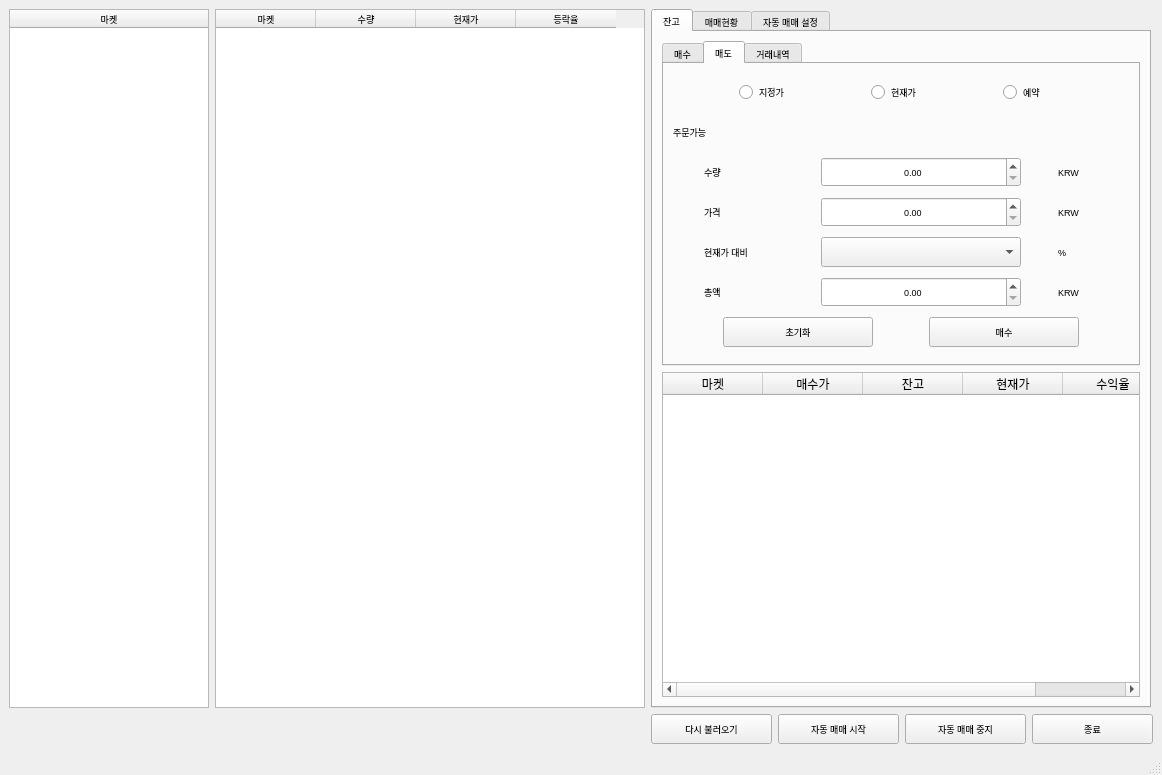
First picture: the form in main1.ui, repository changhee-won/AiCoinsTrade, before the edit.
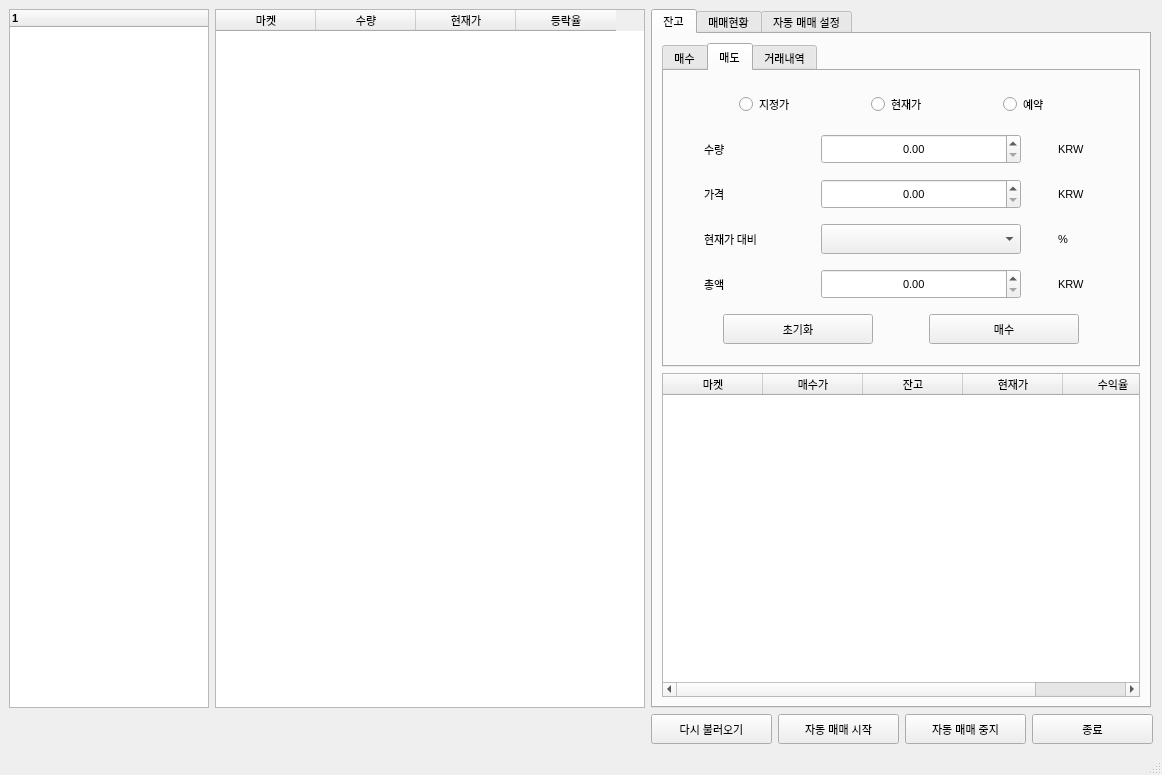
Second picture: the form after the edit. The open tabs and pages were chosen to show the change.

What changed in the file:
```diff
--- a/main1.ui
+++ b/main1.ui
@@ -25,7 +25,7 @@
   <property name="font">
    <font>
     <family>Arial</family>
-    <pointsize>7</pointsize>
+    <pointsize>8</pointsize>
    </font>
   </property>
   <property name="windowTitle">
@@ -49,14 +49,14 @@
           <height>16777215</height>
          </size>
         </property>
-        <column>
-         <property name="text">
-          <string>마켓</string>
-         </property>
-         <property name="textAlignment">
-          <set>AlignCenter</set>
-         </property>
-        </column>
+        <property name="font">
+         <font>
+          <family>Arial</family>
+          <pointsize>8</pointsize>
+          <weight>75</weight>
+          <bold>true</bold>
+         </font>
+        </property>
        </widget>
       </item>
       <item>
@@ -73,6 +73,12 @@
           <height>16777215</height>
          </size>
         </property>
+        <property name="font">
+         <font>
+          <family>Arial</family>
+          <pointsize>8</pointsize>
+         </font>
+        </property>
         <attribute name="verticalHeaderVisible">
          <bool>false</bool>
         </attribute>
@@ -80,6 +86,12 @@
          <property name="text">
           <string>마켓</string>
          </property>
+         <property name="font">
+          <font>
+           <family>Arial Black</family>
+           <pointsize>8</pointsize>
+          </font>
+         </property>
          <property name="textAlignment">
           <set>AlignCenter</set>
          </property>
@@ -88,6 +100,12 @@
          <property name="text">
           <string>수량</string>
          </property>
+         <property name="font">
+          <font>
+           <family>Arial Black</family>
+           <pointsize>8</pointsize>
+          </font>
+         </property>
          <property name="textAlignment">
           <set>AlignCenter</set>
          </property>
@@ -96,6 +114,12 @@
          <property name="text">
           <string>현재가</string>
          </property>
+         <property name="font">
+          <font>
+           <family>Arial Black</family>
+           <pointsize>8</pointsize>
+          </font>
+         </property>
          <property name="textAlignment">
           <set>AlignCenter</set>
          </property>
@@ -104,6 +128,12 @@
          <property name="text">
           <string>등락율</string>
          </property>
+         <property name="font">
+          <font>
+           <family>Arial Black</family>
+           <pointsize>8</pointsize>
+          </font>
+         </property>
          <property name="textAlignment">
           <set>AlignCenter</set>
          </property>
@@ -126,6 +156,12 @@
         <height>16777215</height>
        </size>
       </property>
+      <property name="font">
+       <font>
+        <family>Arial</family>
+        <pointsize>8</pointsize>
+       </font>
+      </property>
       <property name="currentIndex">
        <number>0</number>
       </property>
@@ -150,6 +186,12 @@
               <height>16777215</height>
              </size>
             </property>
+            <property name="font">
+             <font>
+              <family>Arial Black</family>
+              <pointsize>8</pointsize>
+             </font>
+            </property>
             <property name="currentIndex">
              <number>2</number>
             </property>
@@ -616,28 +658,6 @@
                 </item>
                </layout>
               </item>
-              <item>
-               <widget class="QLabel" name="label_29">
-                <property name="minimumSize">
-                 <size>
-                  <width>80</width>
-                  <height>30</height>
-                 </size>
-                </property>
-                <property name="maximumSize">
-                 <size>
-                  <width>80</width>
-                  <height>30</height>
-                 </size>
-                </property>
-                <property name="text">
-                 <string>주문가능</string>
-                </property>
-                <property name="alignment">
-                 <set>Qt::AlignLeading|Qt::AlignLeft|Qt::AlignVCenter</set>
-                </property>
-               </widget>
-              </item>
               <item>
                <layout class="QHBoxLayout" name="horizontalLayout_18">
                 <item>
@@ -676,6 +696,12 @@
                     <height>30</height>
                    </size>
                   </property>
+                  <property name="font">
+                   <font>
+                    <family>Arial</family>
+                    <pointsize>8</pointsize>
+                   </font>
+                  </property>
                   <property name="alignment">
                    <set>Qt::AlignCenter</set>
                   </property>
@@ -695,6 +721,12 @@
                     <height>30</height>
                    </size>
                   </property>
+                  <property name="font">
+                   <font>
+                    <family>Arial</family>
+                    <pointsize>8</pointsize>
+                   </font>
+                  </property>
                   <property name="text">
                    <string>KRW</string>
                   </property>
@@ -743,6 +775,12 @@
                     <height>30</height>
                    </size>
                   </property>
+                  <property name="font">
+                   <font>
+                    <family>Arial</family>
+                    <pointsize>8</pointsize>
+                   </font>
+                  </property>
                   <property name="alignment">
                    <set>Qt::AlignCenter</set>
                   </property>
@@ -762,6 +800,12 @@
                     <height>30</height>
                    </size>
                   </property>
+                  <property name="font">
+                   <font>
+                    <family>Arial</family>
+                    <pointsize>8</pointsize>
+                   </font>
+                  </property>
                   <property name="text">
                    <string>KRW</string>
                   </property>
@@ -807,6 +851,12 @@
                     <height>30</height>
                    </size>
                   </property>
+                  <property name="font">
+                   <font>
+                    <family>Arial</family>
+                    <pointsize>8</pointsize>
+                   </font>
+                  </property>
                  </widget>
                 </item>
                 <item>
@@ -823,6 +873,12 @@
                     <height>30</height>
                    </size>
                   </property>
+                  <property name="font">
+                   <font>
+                    <family>Arial</family>
+                    <pointsize>8</pointsize>
+                   </font>
+                  </property>
                   <property name="text">
                    <string>%</string>
                   </property>
@@ -874,6 +930,12 @@
                     <height>30</height>
                    </size>
                   </property>
+                  <property name="font">
+                   <font>
+                    <family>Arial</family>
+                    <pointsize>8</pointsize>
+                   </font>
+                  </property>
                   <property name="alignment">
                    <set>Qt::AlignCenter</set>
                   </property>
@@ -893,6 +955,12 @@
                     <height>30</height>
                    </size>
                   </property>
+                  <property name="font">
+                   <font>
+                    <family>Arial</family>
+                    <pointsize>8</pointsize>
+                   </font>
+                  </property>
                   <property name="text">
                    <string>KRW</string>
                   </property>
@@ -1048,6 +1116,12 @@
              <property name="text">
               <string>마켓</string>
              </property>
+             <property name="font">
+              <font>
+               <family>Arial Black</family>
+               <pointsize>8</pointsize>
+              </font>
+             </property>
              <property name="textAlignment">
               <set>AlignCenter</set>
              </property>
@@ -1056,6 +1130,12 @@
              <property name="text">
               <string>매수가</string>
              </property>
+             <property name="font">
+              <font>
+               <family>Arial Black</family>
+               <pointsize>8</pointsize>
+              </font>
+             </property>
              <property name="textAlignment">
               <set>AlignCenter</set>
              </property>
@@ -1064,6 +1144,12 @@
              <property name="text">
               <string>잔고</string>
              </property>
+             <property name="font">
+              <font>
+               <family>Arial Black</family>
+               <pointsize>8</pointsize>
+              </font>
+             </property>
              <property name="textAlignment">
               <set>AlignCenter</set>
              </property>
@@ -1072,6 +1158,12 @@
              <property name="text">
               <string>현재가</string>
              </property>
+             <property name="font">
+              <font>
+               <family>Arial Black</family>
+               <pointsize>8</pointsize>
+              </font>
+             </property>
              <property name="textAlignment">
               <set>AlignCenter</set>
              </property>
@@ -1080,6 +1172,12 @@
              <property name="text">
               <string>수익율</string>
              </property>
+             <property name="font">
+              <font>
+               <family>Arial Black</family>
+               <pointsize>8</pointsize>
+              </font>
+             </property>
              <property name="textAlignment">
               <set>AlignCenter</set>
              </property>
```
Left out of the diff: 188 changed lines with no effect on the pictures.
